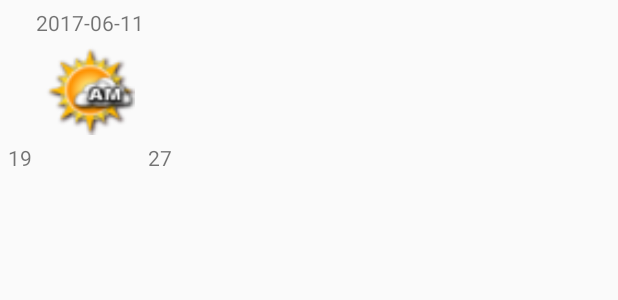
After one commit to adellhk/AerisWeatherApp, an Android app: the layout weather_day_grid_item.xml on its own in the app's theme, with its tools: preview values and no code run, on a phone screen of 412 x 824 dp. The commit adds this screen. Shown: the top 300 px of the screen. Run offline under Robolectric (Android 15) with nearby library versions, the phone set to English and light mode, and no system bars; network calls fail.

Commit message:
Add Gridview and grid item layouts

```diff
--- /dev/null
+++ b/app/src/main/res/layout/weather_day_grid_item.xml
@@ -0,0 +1,47 @@
+<?xml version="1.0" encoding="utf-8"?>
+<RelativeLayout xmlns:android="http://schemas.android.com/apk/res/android"
+    xmlns:tools="http://schemas.android.com/tools"
+    android:layout_width="120dp"
+    android:layout_height="120dp"
+    android:orientation="vertical"
+    android:padding="5dp"
+    >
+
+  <android.support.v7.widget.AppCompatTextView
+      android:id="@+id/weather_day_grid_item_date"
+      android:layout_width="wrap_content"
+      android:layout_height="wrap_content"
+      android:layout_centerHorizontal="true"
+      tools:text="2017-06-11"
+      />
+
+  <android.support.v7.widget.AppCompatImageView
+      android:id="@+id/weather_day_grid_item_icon"
+      android:layout_width="60dp"
+      android:layout_height="60dp"
+      android:src="@drawable/am_pcloudy"
+      tools:src="@drawable/am_pcloudy"
+      android:layout_centerVertical="true"
+      android:layout_centerHorizontal="true"
+      />
+
+  <android.support.v7.widget.AppCompatTextView
+      android:id="@+id/weather_day_grid_item_low"
+      android:layout_width="wrap_content"
+      android:layout_height="wrap_content"
+      android:layout_alignParentBottom="true"
+      tools:text="19"
+      />
+
+  <android.support.v7.widget.AppCompatTextView
+      android:id="@+id/weather_day_grid_item_high"
+      android:layout_width="wrap_content"
+      android:layout_height="wrap_content"
+      android:layout_alignParentBottom="true"
+      android:layout_alignParentEnd="true"
+      android:layout_alignParentRight="true"
+      tools:text="27"
+      />
+
+
+</RelativeLayout>
```
Also changed, not shown: app/src/main/res/layout/activity_main.xml (+9 -8 lines).
